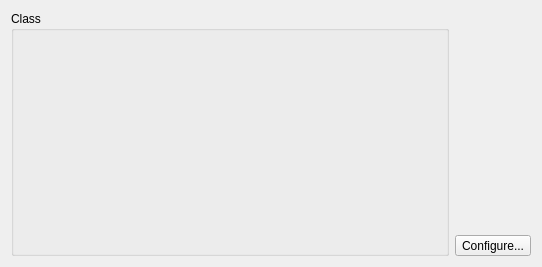
Above: src/plugins/designer/cpp/formclasswizardpage.ui from qt-creator/qt-creator before the change. Below: the same form after it.
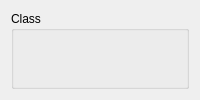
That is the form after the change. Custom widgets are drawn as their Qt base class.

Commit message:
Wizards: Remove settings buttons.
As they do not look nice in the layouts and several
options pages are involved in the case of the form
class wizard.

Task-number: QTCREATORBUG-2778

```diff
--- a/src/plugins/designer/cpp/formclasswizardpage.ui
+++ b/src/plugins/designer/cpp/formclasswizardpage.ui
@@ -2,14 +2,6 @@
 <ui version="4.0">
  <class>Designer::Internal::FormClassWizardPage</class>
  <widget class="QWizardPage" name="Designer::Internal::FormClassWizardPage">
-  <property name="geometry">
-   <rect>
-    <x>0</x>
-    <y>0</y>
-    <width>542</width>
-    <height>267</height>
-   </rect>
-  </property>
   <property name="title">
    <string>Choose a Class Name</string>
   </property>
@@ -26,30 +18,6 @@
      </layout>
     </widget>
    </item>
-   <item row="0" column="1">
-    <layout class="QVBoxLayout" name="verticalLayout_4">
-     <item>
-      <spacer name="verticalSpacer">
-       <property name="orientation">
-        <enum>Qt::Vertical</enum>
-       </property>
-       <property name="sizeHint" stdset="0">
-        <size>
-         <width>20</width>
-         <height>40</height>
-        </size>
-       </property>
-      </spacer>
-     </item>
-     <item>
-      <widget class="QToolButton" name="settingsToolButton">
-       <property name="text">
-        <string>Configure...</string>
-       </property>
-      </widget>
-     </item>
-    </layout>
-   </item>
   </layout>
  </widget>
  <customwidgets>
```
Left out of the diff: 2 changed lines with no effect on the pictures. The commit also changes 4 other files.
